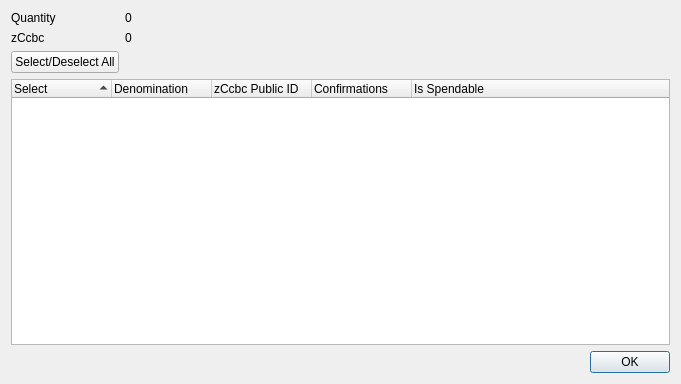
Old version of the form src/qt/forms/zposqcontroldialog.ui in the repository poseidondev/posq.
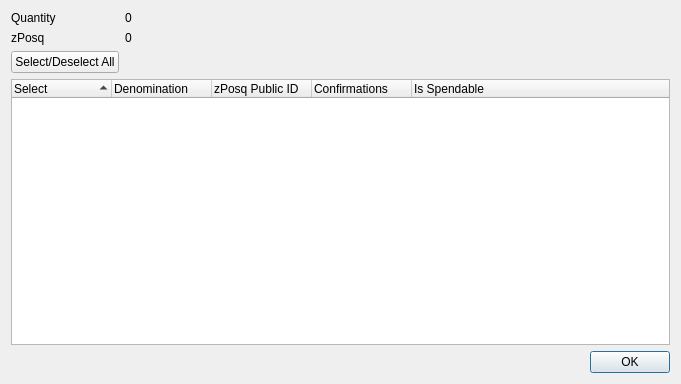
New version of the form.

Patch:
```diff
--- a/src/qt/forms/zposqcontroldialog.ui
+++ b/src/qt/forms/zposqcontroldialog.ui
@@ -42,7 +42,7 @@
      <item row="1" column="0">
       <widget class="QLabel" name="labelZCcbc">
        <property name="text">
-        <string>zCcbc</string>
+        <string>zPosq</string>
        </property>
       </widget>
      </item>
@@ -96,7 +96,7 @@
        </column>
        <column>
         <property name="text">
-         <string notr="true">zCcbc Public ID</string>
+         <string notr="true">zPosq Public ID</string>
         </property>
        </column>
        <column>
```
Left out of the diff: 14 changed lines with no effect on the pictures.
